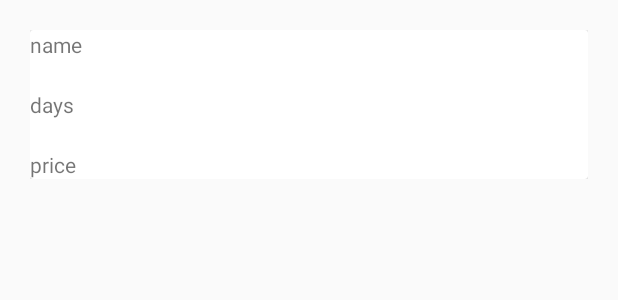
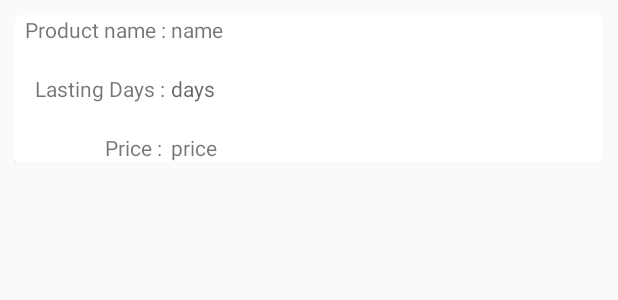
Before and after one commit to Ignasrocas1990/GroceryShoppingApp, an Android app: the layout item.xml on its own in the app's theme, with its tools: preview values and no code run, on a phone screen of 412 x 824 dp. Shown: the top 300 px of the screen. Run offline under Robolectric (Android 15) with nearby library versions, the phone set to English and light mode, and no system bars.

```diff
--- a/app/src/main/java/com/ignas/android/groceryshoppingapp/Logic/ItemResources.java
+++ b/app/src/main/java/com/ignas/android/groceryshoppingapp/Logic/ItemResources.java
@@ -5,11 +5,13 @@ import android.content.Context;
 import android.content.Intent;
 import android.util.Log;
 
+import com.ignas.android.groceryshoppingapp.Models.Association;
 import com.ignas.android.groceryshoppingapp.Models.Item;
 import com.ignas.android.groceryshoppingapp.Service.Alarm;
 import com.ignas.android.groceryshoppingapp.Service.Realm.RealmDb;
 
 import java.util.ArrayList;
+import java.util.HashMap;
 
 public class ItemResources extends BroadcastReceiver {
     private static final String TAG ="log";
@@ -17,11 +19,13 @@ public class ItemResources extends BroadcastReceiver {
     Context mContext = null;
     RealmDb db;
 
+    public ItemResources(){};
     public ItemResources(Context context) {
         db = new RealmDb();
         mContext = context;
         //db.removeAll();
     }
+
     public void setContext(Context context){
         mContext = context;
     }
@@ -133,4 +137,5 @@ public class ItemResources extends BroadcastReceiver {
         }
         return lowestDateItem;
     }
+
 }
--- a/app/src/main/java/com/ignas/android/groceryshoppingapp/MainActivity.java
+++ b/app/src/main/java/com/ignas/android/groceryshoppingapp/MainActivity.java
@@ -21,6 +21,7 @@ import androidx.viewpager.widget.ViewPager;
 import com.google.android.material.navigation.NavigationView;
 import com.google.android.material.tabs.TabItem;
 import com.google.android.material.tabs.TabLayout;
+import com.ignas.android.groceryshoppingapp.Models.Association;
 import com.ignas.android.groceryshoppingapp.Models.Item;
 import com.ignas.android.groceryshoppingapp.Models.ItemList;
 import com.ignas.android.groceryshoppingapp.Service.Alarm;
@@ -190,8 +191,8 @@ public class MainActivity extends AppCompatActivity {
     @Override
     protected void onStop() {
         super.onStop();
+        assoViewModel.updateAssociations();
         Item  itemToBeScheduled = itemViewModel.refresh_Db_Items();
-
         listsViewModel.refresh_Db_Lists();
         if(itemToBeScheduled != null){
             Intent intent = new Intent(this, Alarm.class);
--- a/app/src/main/java/com/ignas/android/groceryshoppingapp/Service/Notification.java
+++ b/app/src/main/java/com/ignas/android/groceryshoppingapp/Service/Notification.java
@@ -19,6 +19,7 @@ public class Notification extends BroadcastReceiver {
     private static final String CHANNEL_ID = "0";
     NotificationCompat.Builder notification;
     private static final String KEY_TEXT_REPLY = "key";
+    public Notification(){}
     @Override
     public void onReceive(Context context, Intent intent) {
         createNotificationChannel(context);
--- a/app/src/main/java/com/ignas/android/groceryshoppingapp/Service/Realm/DbConnect.java
+++ b/app/src/main/java/com/ignas/android/groceryshoppingapp/Service/Realm/DbConnect.java
@@ -15,7 +15,7 @@ public class DbConnect extends Application {
         super.onCreate();
         Realm.init(this);
 
-        final RealmConfiguration config = new RealmConfiguration.Builder().name("groceryDB.realm")
+        final RealmConfiguration config = new RealmConfiguration.Builder().name("DB.realm")
                 .schemaVersion(1).migration(new RealmMigrations())
                 .allowWritesOnUiThread(true)
                 .allowQueriesOnUiThread(true)
--- a/app/src/main/java/com/ignas/android/groceryshoppingapp/Service/Realm/RealmDb.java
+++ b/app/src/main/java/com/ignas/android/groceryshoppingapp/Service/Realm/RealmDb.java
@@ -191,7 +191,6 @@ public class RealmDb{
             if (results.size() != 0) {
                 list.addAll(realm.copyFromRealm(results));
             }
-
             realm.commitTransaction();
         }catch (Exception e){
             Log.d("log", "get Associations: failed"+e.getMessage());
@@ -221,7 +220,7 @@ public class RealmDb{
         try {
             realm = Realm.getDefaultInstance();
             realm.beginTransaction();
-            realm.where(ItemList.class)
+            realm.where(Association.class)
                     .equalTo("asso_Id", asso.getAsso_Id())
                     .findFirst()
                     .deleteFromRealm();
--- a/app/src/main/java/com/ignas/android/groceryshoppingapp/View/Layer/Item/ItemFragment.java
+++ b/app/src/main/java/com/ignas/android/groceryshoppingapp/View/Layer/Item/ItemFragment.java
@@ -94,6 +94,7 @@ public class ItemFragment extends Fragment {
             @Override
             public void onClick(View v) {
                 if(curPosition[0] != -1){
+    //TODO ---------------------------------------------------Check here all the lists that the item is associated to it.
                     itemViewModel.removeItem(curPosition[0]);
                     adapter.notifyItemRemoved(curPosition[0]);
                     adapter.notifyItemRangeChanged(curPosition[0],adapter.getItemCount()-1);
--- a/app/src/main/java/com/ignas/android/groceryshoppingapp/View/Layer/Lists/ListsViewModel.java
+++ b/app/src/main/java/com/ignas/android/groceryshoppingapp/View/Layer/Lists/ListsViewModel.java
@@ -29,7 +29,6 @@ public class ListsViewModel extends AndroidViewModel {
     //lists methods
     public void createList(String listName,String shopName){
         ArrayList<ItemList> oldList = lists.getValue();
-        // TODO need check if list already exist (for update)
         ItemList newItemList = new ItemList(listName,shopName);
         oldList.add(newItemList);
         lists.setValue(oldList);
--- a/app/src/main/res/layout/item.xml
+++ b/app/src/main/res/layout/item.xml
@@ -1,33 +1,69 @@
 <?xml version="1.0" encoding="utf-8"?>
-<LinearLayout xmlns:android="http://schemas.android.com/apk/res/android"
+<LinearLayout
+    xmlns:android="http://schemas.android.com/apk/res/android"
         xmlns:app="http://schemas.android.com/apk/res-auto"
         android:layout_width="match_parent"
         android:layout_height="wrap_content"
-        android:padding="20dp"
+        android:padding="10dp"
         android:orientation="horizontal">
 
     <androidx.cardview.widget.CardView
         android:layout_width="match_parent"
         android:layout_height="match_parent">
-            <TextView
-                android:text="@string/name"
-                android:id="@+id/productName"
-                android:layout_width="wrap_content"
-                android:layout_height="wrap_content"/>
+        <LinearLayout
+            android:layout_width="match_parent"
+            android:layout_height="match_parent"
+            android:orientation="horizontal">
+        <LinearLayout
+            android:orientation="vertical"
+            android:layout_width="wrap_content"
+            android:layout_height="match_parent">
 
             <TextView
-                android:text="@string/days"
-                android:layout_marginTop="40dp"
+                android:layout_width="wrap_content"
+                android:layout_height="wrap_content"
+                android:text="  Product name : " />
+
+            <TextView
+                android:layout_width="wrap_content"
+                android:layout_height="wrap_content"
+                android:layout_marginTop="20dp"
+                android:text="    Lasting Days : " />
+
+            <TextView
+                android:layout_width="wrap_content"
+                android:layout_height="wrap_content"
+                android:layout_marginTop="20dp"
+                android:text="                  Price : " />
+
+        </LinearLayout>
+        <LinearLayout
+            android:orientation="vertical"
+            android:layout_width="wrap_content"
+            android:layout_height="match_parent">
+        <TextView
+            android:text="@string/name"
+            android:id="@+id/productName"
+            android:layout_width="wrap_content"
+            android:layout_height="wrap_content"/>
+
+            <TextView
                 android:id="@+id/lastingDays"
+                android:layout_width="wrap_content"
+                android:layout_height="wrap_content"
+                android:layout_marginTop="20dp"
+                android:hint="days" />
+
+        <TextView
+                android:text="@string/priceText"
+                android:layout_marginTop="20dp"
+                android:id="@+id/price"
                 android:layout_width="wrap_content"
                 android:layout_height="match_parent"/>
 
-            <TextView
-                android:text="price"
-                android:layout_marginTop="80dp"
-                android:id="@+id/price"
-                android:layout_width="wrap_content"
-                android:layout_height="match_parent"/>
+        </LinearLayout>
+
+    </LinearLayout>
     </androidx.cardview.widget.CardView>
 
     </LinearLayout>
--- a/app/src/main/res/layout/item_recycler.xml
+++ b/app/src/main/res/layout/item_recycler.xml
@@ -14,8 +14,8 @@
         android:layout_width="match_parent"
         android:layout_height="wrap_content"
         android:layout_marginLeft="16dp"
+        android:layout_marginRight="16dp"
         android:layout_marginTop="100dp"
-        android:layout_marginRight="16dp"
         android:background="#3F51B5"
         android:backgroundTint="@color/blue"
         android:clickable="true"
--- a/app/src/main/res/values/strings.xml
+++ b/app/src/main/res/values/strings.xml
@@ -24,4 +24,6 @@
     <string name="days">days</string>
     <string name="list_name">list name</string>
     <string name="shop_name">shop name</string>
+    <string name="priceText">price</string>
+    <string name="product_name">product name</string>
 </resources>
```
Also changed, not shown: app/src/main/java/com/ignas/android/groceryshoppingapp/Logic/AssoResources.java (+108 -5 lines), app/src/main/java/com/ignas/android/groceryshoppingapp/Models/ItemList.java (+7 -23 lines), app/src/main/java/com/ignas/android/groceryshoppingapp/Models/Shop.java (added, +33 -0 lines), app/src/main/java/com/ignas/android/groceryshoppingapp/View/Layer/Item/AssoViewModel.java (+23 -36 lines), app/src/main/java/com/ignas/android/groceryshoppingapp/View/Layer/Lists/ListRecyclerViewAdapter.java (+16 -6 lines), app/src/main/java/com/ignas/android/groceryshoppingapp/View/Layer/Lists/ListsFragment.java (+37 -11 lines), app/src/main/res/drawable/ico_about_to_delete.xml (added, +10 -0 lines), app/src/main/res/layout/lists_item.xml (+23 -8 lines), app/src/main/res/layout/lists_recycler.xml (+12 -6 lines).
